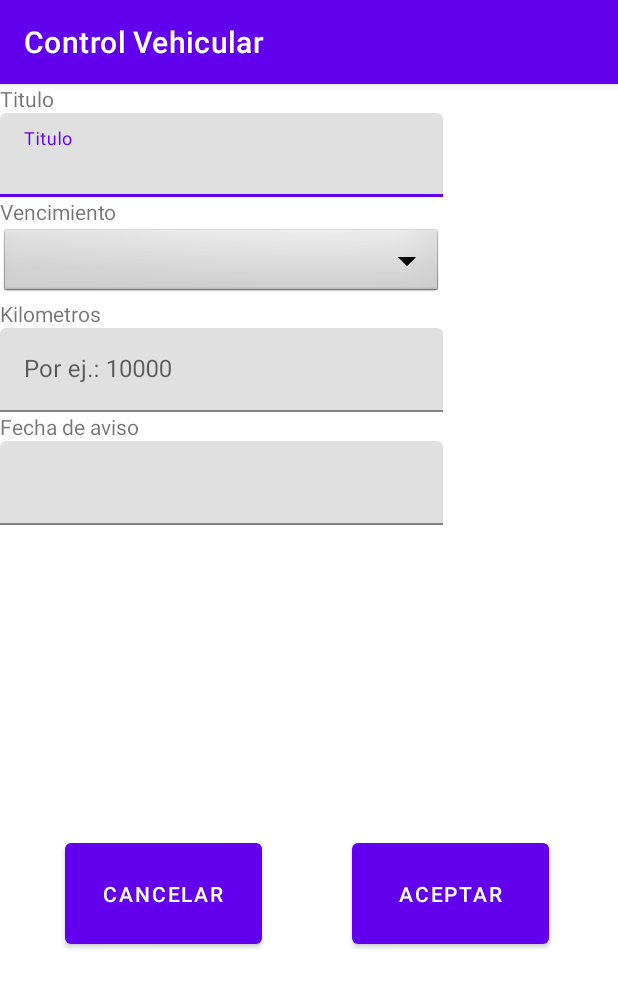
After one commit to pablocabovianco/control-vehicular-android, an Android app: the EditarEventoActivity screen opened directly, with no data from a screen before it, on a phone screen of 412 x 824 dp. The commit adds this screen. Shown: the top 987 px of the screen. Run offline under Robolectric (Android 15) with nearby library versions, the phone set to English and light mode, and no system bars; libraries missing offline, so code that uses them is left out: me.aflak.arduino, me.ibrahimsn.lib.

Commit message:
arreglos para audio y wip de pantalla editarEvento

```diff
--- a/app/src/main/AndroidManifest.xml
+++ b/app/src/main/AndroidManifest.xml
@@ -3,6 +3,7 @@
     xmlns:tools="http://schemas.android.com/tools">
 
     <uses-permission android:name="android.permission.ACCESS_FINE_LOCATION" />
+
     <application
         android:allowBackup="true"
         android:dataExtractionRules="@xml/data_extraction_rules"
@@ -12,6 +13,9 @@
         android:supportsRtl="true"
         android:theme="@style/Theme.ControlVehicular"
         tools:targetApi="31">
+        <activity
+            android:name=".EditarEventoActivity"
+            android:exported="false" />
         <activity
             android:name=".MostrarEventosActivity"
             android:exported="false" />
--- /dev/null
+++ b/app/src/main/java/ar/edu/untref/controlvehicular/EditarEventoActivity.java
@@ -0,0 +1,14 @@
+package ar.edu.untref.controlvehicular;
+
+import androidx.appcompat.app.AppCompatActivity;
+
+import android.os.Bundle;
+
+public class EditarEventoActivity extends AppCompatActivity {
+
+    @Override
+    protected void onCreate(Bundle savedInstanceState) {
+        super.onCreate(savedInstanceState);
+        setContentView(R.layout.activity_editar_evento);
+    }
+}
--- a/app/src/main/java/ar/edu/untref/controlvehicular/MainActivity.java
+++ b/app/src/main/java/ar/edu/untref/controlvehicular/MainActivity.java
@@ -59,6 +59,8 @@ public class MainActivity extends AppCompatActivity implements ArduinoListener {
     //Sonidos
     MediaPlayer mediaPlayer;
     PlaybackParams params;
+    //Para que una funcion se ejecute continuamente
+    private Handler mHandler = new Handler();
     //Placeholder del kilometraje
     public int kilometrosTotales = 1600;
 
@@ -73,7 +75,8 @@ public class MainActivity extends AppCompatActivity implements ArduinoListener {
         setContentView(R.layout.activity_main);
 
 
-        mediaPlayer = MediaPlayer.create(this, R.raw.sonido_i4);;
+        mediaPlayer = MediaPlayer.create(this, R.raw.diesel_truck);;
+
         //Sonido constante
         mediaPlayer.setLooping(true);
         //Empieza a sonar el motor
@@ -82,9 +85,6 @@ public class MainActivity extends AppCompatActivity implements ArduinoListener {
         mediaPlayer.setAudioStreamType(AudioManager.STREAM_MUSIC);
         params = new PlaybackParams();
 
-        if(mediaPlayer.getCurrentPosition() > 9000){
-            mediaPlayer.seekTo(1000);
-        }
 
         arduino = new Arduino(this);
         displayTextView = findViewById(R.id.diplayTextView);
@@ -94,14 +94,13 @@ public class MainActivity extends AppCompatActivity implements ArduinoListener {
         permissions.add(ACCESS_COARSE_LOCATION);
 
         permissionsToRequest = findUnAskedPermissions(permissions);
-        //get the permissions we have asked for before but are not granted..
-        //we will store this in a global list to access later.
 
 
         speedometer = findViewById(R.id.speedometer) ;
         //Manejo de BBDD
         this.viewModel = ViewModelProviders.of(this).get(EventosViewModel.class);
-
+        //Inicio funcion de ejecucion continua
+        mHandler.postDelayed(mRunnable, 100);
         Button agregarBtn = findViewById(R.id.AgregarEventos);
         agregarBtn.setOnClickListener(new View.OnClickListener() {
             @Override
@@ -172,6 +171,18 @@ public class MainActivity extends AppCompatActivity implements ArduinoListener {
 
     }
 
+    //Funcion que se ejecuta cada 1 segundo
+    private Runnable mRunnable = new Runnable() {
+        @Override
+        public void run() {
+            //Reseteo sonido de motor antes de que termine para que no haya delay
+            if(mediaPlayer.getCurrentPosition() > 30000){
+                mediaPlayer.seekTo(0);
+            }
+            // Vuelve a programar la ejecución después del intervalo de tiempo deseado
+            mHandler.postDelayed(this, 1000);
+        }
+    };
     public void mostrarMostrarEventosActivity(){
         Intent intent = new Intent(this, MostrarEventosActivity.class);
         startActivity(intent);
--- /dev/null
+++ b/app/src/main/res/layout/activity_editar_evento.xml
@@ -0,0 +1,157 @@
+<?xml version="1.0" encoding="utf-8"?>
+<androidx.constraintlayout.widget.ConstraintLayout xmlns:android="http://schemas.android.com/apk/res/android"
+    xmlns:app="http://schemas.android.com/apk/res-auto"
+    xmlns:tools="http://schemas.android.com/tools"
+    android:layout_width="match_parent"
+    android:layout_height="match_parent"
+    tools:context=".EditarEventoActivity">
+
+    <TableLayout
+        android:id="@+id/tableLayout2"
+        android:layout_width="413dp"
+        android:layout_height="299dp"
+        tools:layout_editor_absoluteX="-1dp"
+        tools:layout_editor_absoluteY="16dp">
+
+        <TableRow
+            android:layout_width="match_parent"
+            android:layout_height="match_parent">
+
+            <TextView
+                android:id="@+id/labelTitulo"
+                android:layout_width="wrap_content"
+                android:layout_height="wrap_content"
+                android:text="Titulo" />
+
+        </TableRow>
+
+        <TableRow
+            android:layout_width="match_parent"
+            android:layout_height="match_parent">
+
+            <com.google.android.material.textfield.TextInputLayout
+                android:id="@+id/campoTitulo"
+                android:layout_width="match_parent"
+                android:layout_height="wrap_content">
+
+                <com.google.android.material.textfield.TextInputEditText
+                    android:id="@+id/textTitulo"
+                    android:layout_width="295dp"
+                    android:layout_height="wrap_content"
+                    android:hint="Titulo" />
+            </com.google.android.material.textfield.TextInputLayout>
+        </TableRow>
+
+        <TableRow
+            android:layout_width="match_parent"
+            android:layout_height="match_parent">
+
+            <TextView
+                android:id="@+id/labelTipo"
+                android:layout_width="wrap_content"
+                android:layout_height="wrap_content"
+                android:text="Vencimiento" />
+
+        </TableRow>
+
+        <TableRow
+            android:layout_width="match_parent"
+            android:layout_height="match_parent">
+
+            <Spinner
+                android:id="@+id/tipoEvento"
+                android:layout_width="match_parent"
+                android:layout_height="wrap_content"
+                android:background="@android:drawable/btn_dropdown"
+                android:spinnerMode="dropdown" />
+        </TableRow>
+
+        <TableRow
+            android:layout_width="match_parent"
+            android:layout_height="match_parent">
+
+            <TextView
+                android:id="@+id/labelKilometros"
+                android:layout_width="wrap_content"
+                android:layout_height="wrap_content"
+                android:text="Kilometros" />
+        </TableRow>
+
+        <TableRow
+            android:layout_width="match_parent"
+            android:layout_height="match_parent">
+
+            <com.google.android.material.textfield.TextInputLayout
+                android:id="@+id/campoKilometros"
+                android:layout_width="match_parent"
+                android:layout_height="wrap_content">
+
+                <com.google.android.material.textfield.TextInputEditText
+                    android:id="@+id/textKilometros"
+                    android:layout_width="match_parent"
+                    android:layout_height="wrap_content"
+                    android:hint="Por ej.: 10000" />
+            </com.google.android.material.textfield.TextInputLayout>
+
+        </TableRow>
+        <TableRow
+            android:layout_width="match_parent"
+            android:layout_height="match_parent">
+
+            <TextView
+                android:id="@+id/labelFecha"
+                android:layout_width="wrap_content"
+                android:layout_height="wrap_content"
+                android:text="Fecha de aviso" />
+        </TableRow>
+        <TableRow
+            android:layout_width="match_parent"
+            android:layout_height="match_parent">
+
+            <com.google.android.material.textfield.TextInputLayout
+                android:id="@+id/campoFecha"
+                android:layout_width="match_parent"
+                android:layout_height="wrap_content">
+
+                <com.google.android.material.textfield.TextInputEditText
+                    android:id="@+id/fechaEvento"
+                    android:layout_width="match_parent"
+                    android:layout_height="wrap_content"
+                    android:inputType="date"
+                    android:focusable="false"
+                    android:clickable="true"
+                    android:maxLines="1"/>
+            </com.google.android.material.textfield.TextInputLayout>
+
+        </TableRow>
+
+    </TableLayout>
+
+    <Button
+        android:id="@+id/btnGuardarEvento"
+        android:layout_width="131dp"
+        android:layout_height="79dp"
+        android:layout_marginStart="14dp"
+        android:layout_marginTop="112dp"
+        android:layout_marginEnd="40dp"
+        android:layout_marginBottom="100dp"
+        android:text="Aceptar"
+        app:layout_constraintBottom_toBottomOf="parent"
+        app:layout_constraintEnd_toEndOf="parent"
+        app:layout_constraintStart_toEndOf="@+id/btnCancelar"
+        app:layout_constraintTop_toBottomOf="@+id/tableLayout2" />
+
+    <Button
+        android:id="@+id/btnCancelar"
+        android:layout_width="131dp"
+        android:layout_height="79dp"
+        android:layout_marginStart="37dp"
+        android:layout_marginTop="112dp"
+        android:layout_marginEnd="40dp"
+        android:layout_marginBottom="100dp"
+        android:text="Cancelar"
+        app:layout_constraintBottom_toBottomOf="parent"
+        app:layout_constraintEnd_toStartOf="@+id/btnGuardarEvento"
+        app:layout_constraintStart_toStartOf="parent"
+        app:layout_constraintTop_toBottomOf="@+id/tableLayout2" />
+</androidx.constraintlayout.widget.ConstraintLayout>
```
Also changed, not shown: 2 other files.
